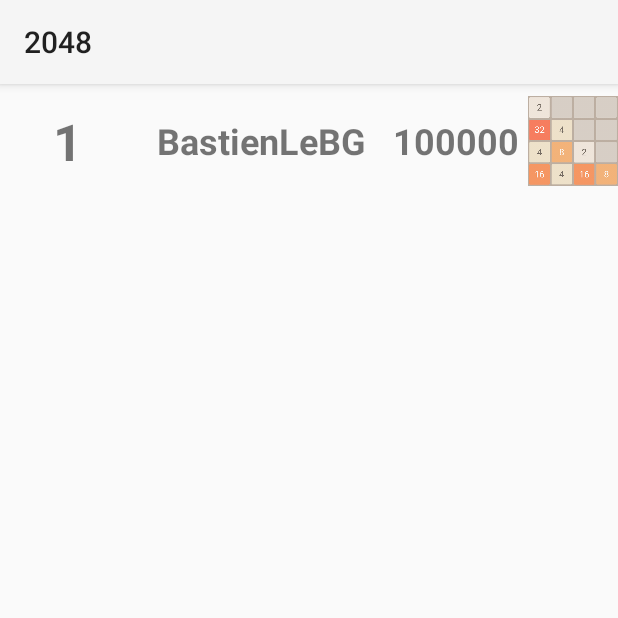
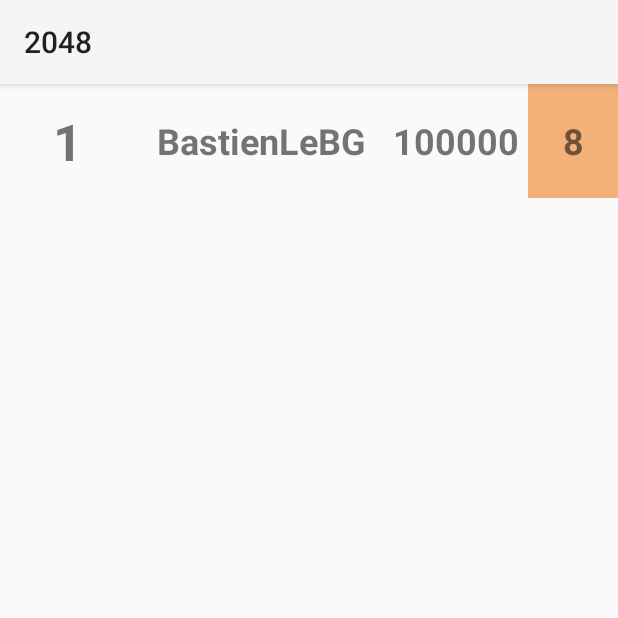
Before and after one commit to arthurdouillard85/2048, an Android app: the Classement screen opened directly, with no data from a screen before it, on a phone screen of 412 x 824 dp, the top half of it. Run offline under Robolectric (Android 15) with nearby library versions, the phone set to English and light mode, and no system bars.

Commit message:
Fragment V2

```diff
--- a/app/src/main/java/com/example/a2048/ScoreJoueur.java
+++ b/app/src/main/java/com/example/a2048/ScoreJoueur.java
@@ -55,8 +55,6 @@ public class ScoreJoueur extends Fragment {
         return fragment;
     }
 
-
-
     @Override
     public void onCreate(Bundle savedInstanceState) {
         super.onCreate(savedInstanceState);
@@ -73,7 +71,7 @@ public class ScoreJoueur extends Fragment {
         binding.textClassement.setText(classement);
         binding.textName.setText(name);
         binding.textScore.setText(score);
-        //binding.imageBestCase.setImageResource();
+        binding.textBestCase.setText(bestCase);
         return binding.getRoot();
     }
 }
--- a/app/src/main/res/layout/fragment_score_joueur.xml
+++ b/app/src/main/res/layout/fragment_score_joueur.xml
@@ -74,12 +74,23 @@
                         tools:ignore="RtlCompat" />
                 </LinearLayout>
 
-                <ImageView
-                    android:id="@+id/imageBestCase"
-                    android:layout_width="wrap_content"
-                    android:layout_height="wrap_content"
-                    android:layout_weight="1"
-                    app:srcCompat="@drawable/logo" />
+                <LinearLayout
+                    android:layout_width="match_parent"
+                    android:layout_height="match_parent"
+                    android:orientation="vertical">
+
+                    <TextView
+                        android:id="@+id/textBestCase"
+                        android:layout_width="match_parent"
+                        android:layout_height="match_parent"
+                        android:background="@color/color_tile_8"
+                        android:gravity="center_vertical"
+                        android:text="8"
+                        android:textAlignment="center"
+                        android:textSize="24sp"
+                        android:textStyle="bold"
+                        tools:ignore="RtlCompat" />
+                </LinearLayout>
 
             </LinearLayout>
         </LinearLayout>
```
